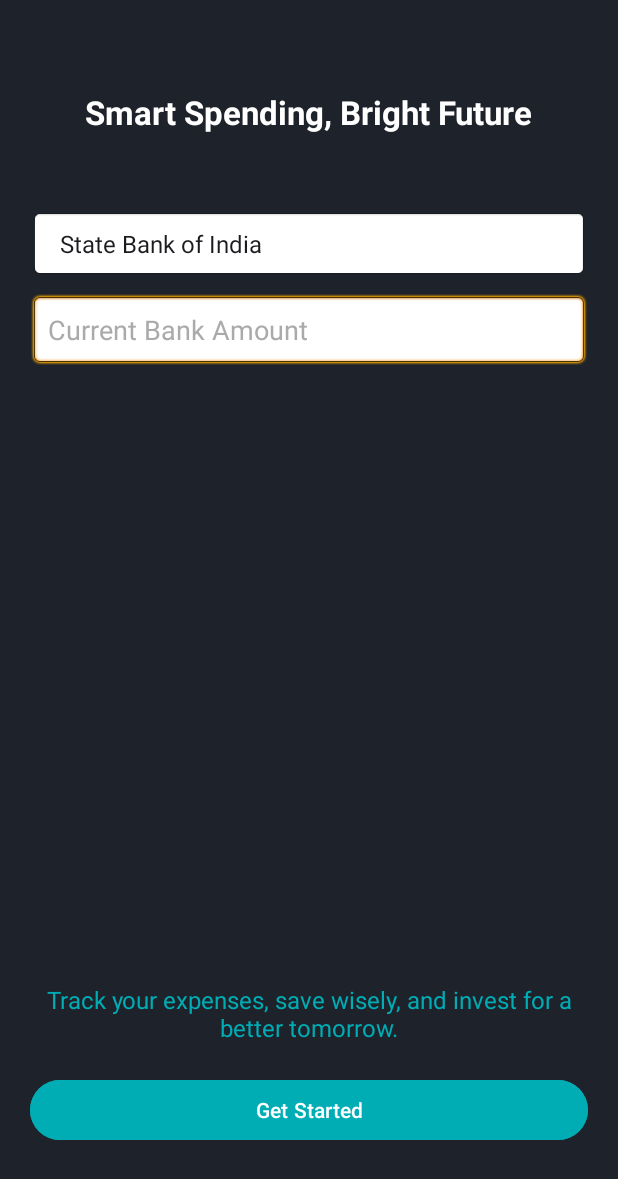
After one commit to Aryan-SINGH-GIT/FinSnap, an Android app: the BankDetails screen opened directly, with no data from a screen before it, on a phone screen of 412 x 824 dp. The commit adds this screen. Shown: the top 1179 px of the screen. Run offline under Robolectric (Android 15) with nearby library versions, the phone set to English and light mode, and no system bars; our stand-ins replace Room's generated code.

Commit message:
added bank details

```diff
--- a/app/src/main/AndroidManifest.xml
+++ b/app/src/main/AndroidManifest.xml
@@ -1,6 +1,7 @@
 <?xml version="1.0" encoding="utf-8"?>
 <manifest xmlns:android="http://schemas.android.com/apk/res/android"
     xmlns:tools="http://schemas.android.com/tools">
+
     <uses-permission android:name="android.permission.INTERNET" />
 
     <application
@@ -14,12 +15,14 @@
         android:theme="@style/Theme.FinSnap"
         tools:targetApi="31">
         <activity
+            android:name=".view.BankDetails"
+            android:exported="false" />
+        <activity
             android:name=".view.LoginActivity"
             android:exported="false" />
         <activity
             android:name=".view.SignUpActivity"
-            android:exported="true" >
-
+            android:exported="true">
             <intent-filter>
                 <action android:name="android.intent.action.MAIN" />
 
@@ -28,7 +31,7 @@
         </activity>
         <activity
             android:name=".view.MainActivity"
-            android:exported="false"/>
+            android:exported="false" />
     </application>
 
 </manifest>
--- /dev/null
+++ b/app/src/main/java/com/example/finsnap/model/UserBank.kt
@@ -0,0 +1,14 @@
+package com.example.finsnap.model
+
+import androidx.room.Entity
+import androidx.room.PrimaryKey
+
+
+@Entity(tableName = "userBank")
+data class UserBank(
+    @PrimaryKey(autoGenerate = true) val
+    bankid: Int = 0,
+    val bankName: String,
+    val currentAmount: Double
+
+)
--- /dev/null
+++ b/app/src/main/java/com/example/finsnap/view/BankDetails.kt
@@ -0,0 +1,50 @@
+package com.example.finsnap.view
+
+import android.os.Bundle
+import android.widget.ArrayAdapter
+import androidx.activity.enableEdgeToEdge
+import androidx.appcompat.app.AppCompatActivity
+import androidx.core.view.ViewCompat
+import androidx.core.view.WindowInsetsCompat
+import androidx.room.Room
+import com.example.finsnap.R
+import com.example.finsnap.databinding.ActivityBankDetailsBinding
+import com.example.finsnap.model.UserBank
+import kotlinx.coroutines.GlobalScope
+import kotlinx.coroutines.launch
+
+class BankDetails : AppCompatActivity() {
+    private lateinit var binding: ActivityBankDetailsBinding
+    private lateinit var database: UserDatabase
+
+    override fun onCreate(savedInstanceState: Bundle?) {
+        super.onCreate(savedInstanceState)
+        binding=ActivityBankDetailsBinding.inflate(layoutInflater)
+        setContentView(binding.root)
+        database= Room.databaseBuilder(
+            applicationContext,
+            UserDatabase::class.java,
+            "finsnap_database"
+        ).build()
+
+        val bankNames = resources.getStringArray(R.array.bank_list) // bank_list should be in strings.xml
+        val adapter = ArrayAdapter(this, android.R.layout.simple_spinner_item, bankNames)
+        adapter.setDropDownViewResource(android.R.layout.simple_spinner_dropdown_item)
+        binding.bankSpinner.adapter = adapter
+
+        // Save user data to the database when button is clicked
+        binding.btnGetStarted.setOnClickListener {
+            val selectedBankName = binding.bankSpinner.selectedItem.toString()
+            val currentAmount = binding.currentAmount.text.toString().toDouble()
+
+            GlobalScope.launch {
+                val userBank = UserBank(
+                    bankName = selectedBankName,
+                    currentAmount = currentAmount
+                )
+                database.UsersDao().insertUserBank(userBank)
+            }
+
+    }
+}
+}
--- a/app/src/main/java/com/example/finsnap/view/LoginActivity.kt
+++ b/app/src/main/java/com/example/finsnap/view/LoginActivity.kt
@@ -43,7 +43,7 @@ class LoginActivity : AppCompatActivity() {
                         if (isValid) {
                             Toast.makeText(this@LoginActivity, "Login successful!", Toast.LENGTH_SHORT).show()
                             // Navigate to the next screen after successful login
-                            startActivity(Intent(this@LoginActivity, MainActivity::class.java))
+                            startActivity(Intent(this@LoginActivity, BankDetails::class.java))
                         } else {
                             Toast.makeText(this@LoginActivity, "Invalid username or password", Toast.LENGTH_SHORT).show()
                         }
--- a/app/src/main/java/com/example/finsnap/view/UserDatabase.kt
+++ b/app/src/main/java/com/example/finsnap/view/UserDatabase.kt
@@ -2,11 +2,12 @@ package com.example.finsnap.view
 
 import androidx.room.Database
 import androidx.room.RoomDatabase
+import com.example.finsnap.model.UserBank
 import com.example.finsnap.model.UserData
 import com.example.finsnap.viewmodel.UsersDao
 
 
-@Database(entities = [UserData::class], version = 1)
+@Database(entities = [UserData::class, UserBank::class], version = 1)
 abstract class UserDatabase:RoomDatabase() {
     abstract fun UsersDao():UsersDao
 }
--- a/app/src/main/java/com/example/finsnap/viewmodel/UsersDao.kt
+++ b/app/src/main/java/com/example/finsnap/viewmodel/UsersDao.kt
@@ -7,6 +7,7 @@ import androidx.room.Delete
 import androidx.room.Insert
 import androidx.room.Query
 import androidx.room.Update
+import com.example.finsnap.model.UserBank
 
 
 @Dao
@@ -35,4 +36,7 @@ interface UsersDao {
     @Query("SELECT * FROM users")
     fun getAllStudents(): LiveData<List<UserData>>
 
+    @Insert
+    suspend fun insertUserBank(userBank: UserBank)
+
 }
--- /dev/null
+++ b/app/src/main/res/layout/activity_bank_details.xml
@@ -0,0 +1,85 @@
+<?xml version="1.0" encoding="utf-8"?>
+<RelativeLayout
+    xmlns:android="http://schemas.android.com/apk/res/android"
+    android:layout_width="match_parent"
+    android:layout_height="match_parent"
+    android:background="#1E222A"
+    android:padding="20dp">
+
+
+
+    <TextView
+        android:id="@+id/title"
+        android:layout_width="wrap_content"
+        android:layout_height="wrap_content"
+        android:text="Smart Spending, Bright Future"
+        android:textSize="22sp"
+        android:textStyle="bold"
+        android:textColor="#FFFFFF"
+        android:layout_margin="30dp"
+
+        android:layout_centerHorizontal="true"
+        android:paddingTop="10dp"/>
+
+
+
+    <Spinner
+        android:id="@+id/bankSpinner"
+        android:layout_width="match_parent"
+        android:layout_height="wrap_content"
+        android:layout_below="@id/title"
+        android:layout_marginTop="20dp"
+        android:padding="12dp"
+        android:layout_centerVertical="true"
+        android:background="@android:drawable/editbox_background"
+        android:popupBackground="#1E222A"
+
+        />
+
+
+    <EditText
+        android:id="@+id/currentAmount"
+        android:layout_centerVertical="true"
+        android:layout_width="match_parent"
+        android:layout_height="wrap_content"
+        android:hint="Current Bank Amount"
+        android:inputType="numberDecimal"
+        android:layout_below="@id/bankSpinner"
+        android:layout_marginTop="10dp"
+        android:padding="12dp"
+        android:background="@android:drawable/editbox_background"
+        android:textColorHint="#AAAAAA"
+        android:textColor="#EEEEEE"/>
+
+
+
+
+    <TextView
+        android:id="@+id/subtext"
+        android:layout_width="wrap_content"
+        android:layout_height="wrap_content"
+        android:layout_above="@+id/btnGetStarted"
+        android:layout_alignParentStart="true"
+
+        android:layout_alignParentEnd="true"
+
+        android:paddingTop="10dp"
+        android:text="Track your expenses, save wisely, and invest for a better tomorrow."
+        android:textAlignment="center"
+        android:textColor="#00ADB5"
+        android:textSize="16sp" />
+
+    <Button
+        android:id="@+id/btnGetStarted"
+        android:layout_width="match_parent"
+        android:layout_height="wrap_content"
+        android:text="Get Started"
+        android:backgroundTint="#00ADB5"
+        android:textColor="#FFFFFF"
+        android:layout_alignParentBottom="true"
+        android:padding="10dp"
+        android:layout_marginBottom="40dp"
+        android:layout_marginTop="20dp"
+        android:layout_centerHorizontal="true"/>
+
+</RelativeLayout>
--- /dev/null
+++ b/app/src/main/res/values/arrays.xml
@@ -0,0 +1,16 @@
+<?xml version="1.0" encoding="utf-8"?>
+
+    <resources>
+        <string-array name="bank_list">
+            <item>State Bank of India</item>
+            <item>HDFC Bank</item>
+            <item>ICICI Bank</item>
+            <item>Axis Bank</item>
+            <item>Punjab National Bank</item>
+            <item>Bank of Baroda</item>
+            <item>Kotak Mahindra Bank</item>
+            <item>IndusInd Bank</item>
+            <item>Yes Bank</item>
+            <item>Union Bank of India</item>
+        </string-array>
+    </resources>
```
